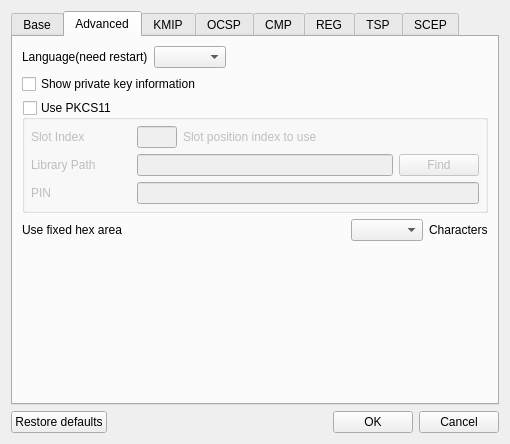
This is CertMan/settings_dlg.ui in jykim74/CertMan as Qt 5 draws it before an edit. The edited form follows.
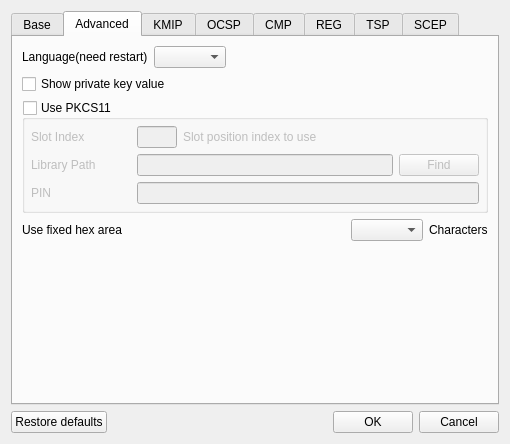
This is the edited form. The open tabs and pages were chosen to show the change.

```diff
--- a/CertMan/settings_dlg.ui
+++ b/CertMan/settings_dlg.ui
@@ -317,7 +317,7 @@
        <item>
         <widget class="QCheckBox" name="mShowPriKeyInfoCheck">
          <property name="text">
-          <string>Show private key information</string>
+          <string>Show private key value</string>
          </property>
         </widget>
        </item>
```
Left out of the diff: 2 changed lines with no effect on the pictures.
